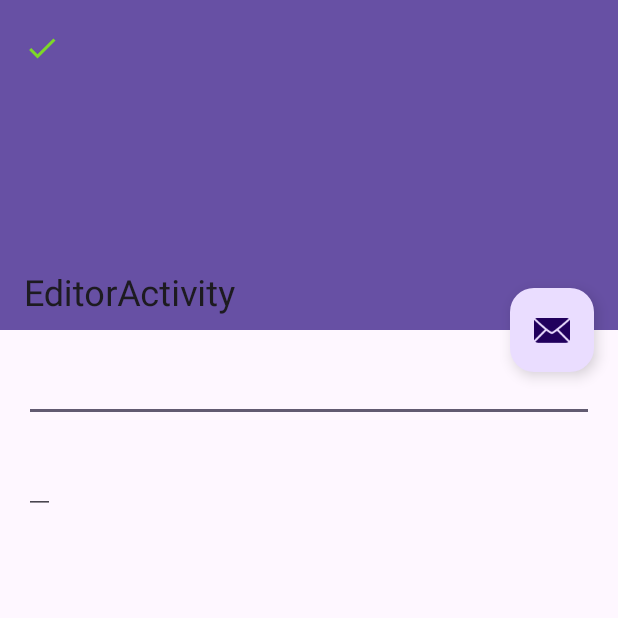
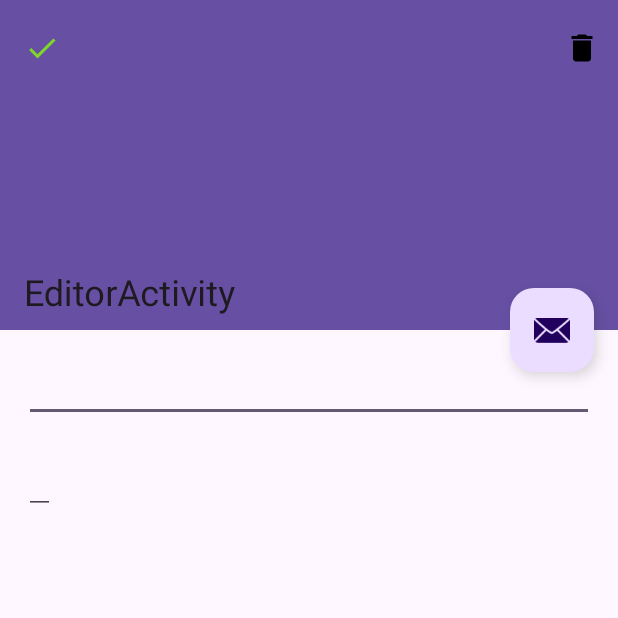
Before and after one commit to nasif-jaoadun/TaskNote, an Android app: the EditorActivity screen opened directly, with no data from a screen before it, on a phone screen of 412 x 824 dp, the top half of it. Run offline under Robolectric (Android 15) with nearby library versions, the phone set to English and light mode, and no system bars; our stand-ins replace Room's generated code; 4 statements that could not run were skipped.

Commit message:
Delete an existing Task

```diff
--- a/app/src/main/java/com/jnasif/tasknote/EditorActivity.kt
+++ b/app/src/main/java/com/jnasif/tasknote/EditorActivity.kt
@@ -1,6 +1,7 @@
 package com.jnasif.tasknote
 
 import android.os.Bundle
+import android.view.Menu
 import android.view.MenuItem
 import androidx.appcompat.app.AppCompatActivity
 import androidx.lifecycle.Observer
@@ -51,9 +52,20 @@ class EditorActivity : AppCompatActivity() {
         })
     }
 
+    override fun onCreateOptionsMenu(menu: Menu?): Boolean {
+        if(!mNewTaskNote){
+            val inflater = menuInflater
+            inflater.inflate(R.menu.menu_editor, menu)
+        }
+        return super.onCreateOptionsMenu(menu)
+    }
+
     override fun onOptionsItemSelected(item: MenuItem): Boolean {
         if(item.getItemId() == android.R.id.home){
             saveAndReturn()
+            return true
+        }else if(item.itemId == R.id.action_delete){
+            mViewModel?.deleteTaskNote()
         }
         return super.onOptionsItemSelected(item)
     }
--- a/app/src/main/java/com/jnasif/tasknote/database/AppRepository.kt
+++ b/app/src/main/java/com/jnasif/tasknote/database/AppRepository.kt
@@ -43,4 +43,8 @@ class AppRepository(application : Application) {
     fun insertTaskNote(taskNote: TaskNoteEntity) {
         executor.execute(Runnable { mDb.insertTaskNote(taskNote) })
     }
+
+    fun deleteTaskNote(taskNote: TaskNoteEntity?) {
+        executor.execute(Runnable { mDb.deleteTaskNote(taskNote!!) })
+    }
 }
--- a/app/src/main/java/com/jnasif/tasknote/viewmodel/EditorViewModel.kt
+++ b/app/src/main/java/com/jnasif/tasknote/viewmodel/EditorViewModel.kt
@@ -35,4 +35,8 @@ class EditorViewModel(application: Application) : AndroidViewModel(application)
         }
         mRepository.insertTaskNote(taskNote)
     }
+
+    fun deleteTaskNote() {
+        mRepository.deleteTaskNote(mLiveTaskNote.value)
+    }
 }
--- a/app/src/main/res/menu/menu_editor.xml
+++ b/app/src/main/res/menu/menu_editor.xml
@@ -3,8 +3,9 @@
     xmlns:tools="http://schemas.android.com/tools"
     tools:context="com.jnasif.tasknote.EditorActivity">
     <item
-        android:id="@+id/action_sdd_sample_data"
+        android:id="@+id/action_delete"
         android:orderInCategory="100"
-        android:title="@string/action_settings"
-        app:showAsAction="never" />
+        android:icon="@drawable/ic_delete"
+        android:title="@string/action_delete"
+        app:showAsAction="always" />
 </menu>
--- a/app/src/main/res/values/strings.xml
+++ b/app/src/main/res/values/strings.xml
@@ -138,4 +138,5 @@
     <string name="delete_all_data">Delete All data</string>
     <string name="new_task_note"><![CDATA[New Task & Note]]></string>
     <string name="edit_task_note"><![CDATA[Edit Task & Note]]></string>
+    <string name="action_delete">Delete</string>
 </resources>
```
